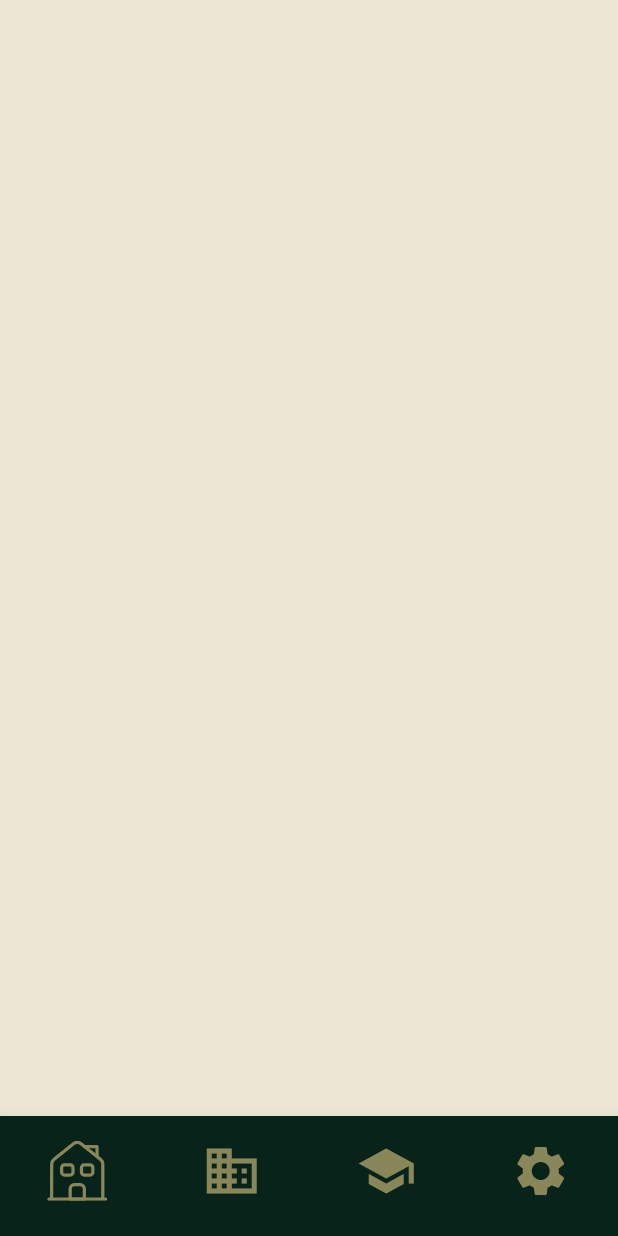
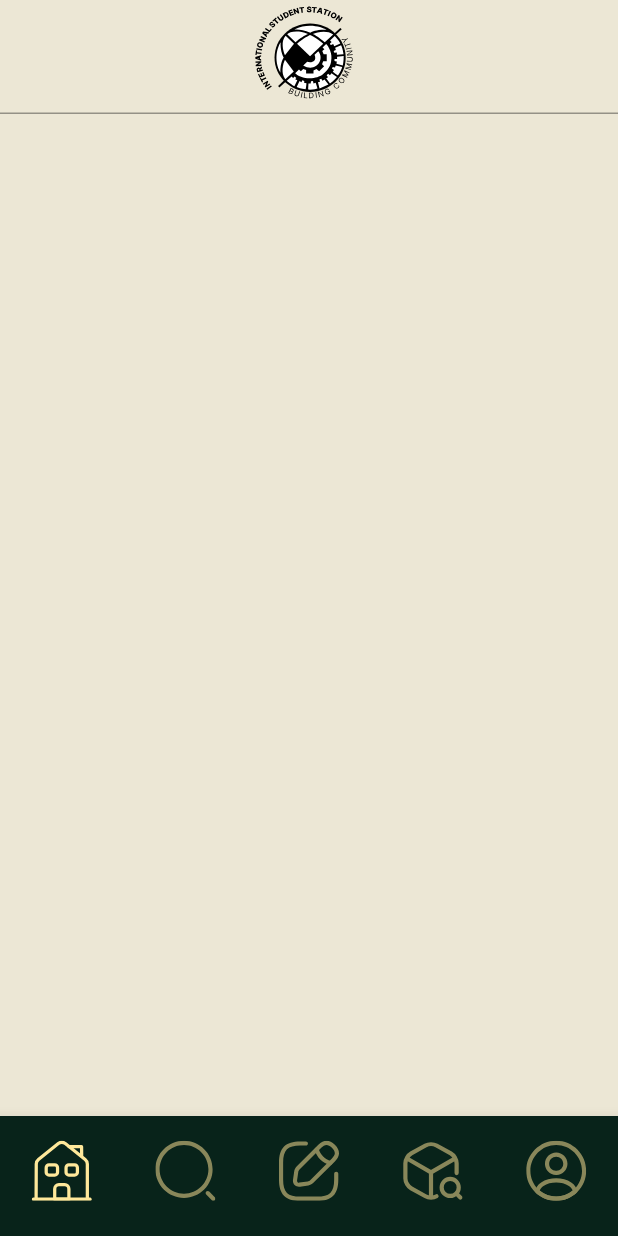
Before and after one commit to Name-ISS-for-the-lowest/mainproject, a Flutter app: the ForumPage screen opened directly, on a phone screen of 412 x 824 dp. Run offline on Flutter 3.47's test engine with Material 2 defaults, Android fonts, the phone set to English and light mode, and no system bars; our stand-ins replace flutter_svg.

Commit message:
Added the bar thing at the top

```diff
--- a/frontend/lib/views/ForumPage.dart
+++ b/frontend/lib/views/ForumPage.dart
@@ -9,15 +9,35 @@ class ForumPage extends StatefulWidget {
 }
 
 class _ForumPageState extends State<ForumPage> {
+  int selectedIndex = 0;
+  void onItemTapped(int index) {
+    setState(() {
+      selectedIndex = index;
+    });
+  }
+
   @override
   Widget build(BuildContext context) {
     return Scaffold(
         backgroundColor: Color(0xffece7d5),
+        body: Column(
+          children: [
+            SizedBox(
+              height: 75,
+              width: 75,
+              child: SvgPicture.asset("assets/iss-small.svg"),
+            ),
+            Container(
+              height: 1.0, // Set the desired height of the line
+              color: Color(0x5f000000),
+              margin: EdgeInsets.symmetric(vertical: 0),
+            ),
+          ],
+        ),
         bottomNavigationBar: SizedBox(
           height: 80,
           child: BottomNavigationBar(
               backgroundColor: Color(0xff08231A),
-            iconSize: 40,
               type: BottomNavigationBarType.fixed,
               showSelectedLabels: false,
               showUnselectedLabels: false,
@@ -28,27 +48,77 @@ class _ForumPageState extends State<ForumPage> {
                   icon: Container(
                     width: 40,
                     height: 40,
-                  child: SvgPicture.asset('assets/icon-home.svg'),
+                    child: SvgPicture.asset('assets/icon-home.svg',
+                        color: Color(0xff89875A)),
+                  ),
+                  activeIcon: Container(
+                    width: 40,
+                    height: 40,
+                    child: SvgPicture.asset('assets/icon-home.svg',
+                        color: Color(0xffFFE89A)),
                   ),
                   label: '',
                 ),
                 BottomNavigationBarItem(
-                icon: Icon(Icons.business),
+                  icon: Container(
+                    width: 40,
+                    height: 40,
+                    child: SvgPicture.asset('assets/icon-search.svg'),
+                  ),
+                  activeIcon: Container(
+                    width: 40,
+                    height: 40,
+                    child: SvgPicture.asset('assets/icon-search.svg',
+                        color: Color(0xffFFE89A)),
+                  ),
                   label: '',
-                backgroundColor: Color(0xff08231A),
                 ),
                 BottomNavigationBarItem(
-                icon: Icon(Icons.school),
+                  icon: Container(
+                    width: 40,
+                    height: 40,
+                    child: SvgPicture.asset('assets/icon-createpost.svg'),
+                  ),
+                  activeIcon: Container(
+                    width: 40,
+                    height: 40,
+                    child: SvgPicture.asset('assets/icon-createpost.svg',
+                        color: Color(0xffFFE89A)),
+                  ),
                   label: '',
-                backgroundColor: Color(0xff08231A),
                 ),
                 BottomNavigationBarItem(
-                icon: Icon(Icons.settings),
+                  icon: Container(
+                    width: 40,
+                    height: 40,
+                    child: SvgPicture.asset('assets/icon-resources.svg',
+                        color: Color(0xff89875A)),
+                  ),
+                  activeIcon: Container(
+                    width: 40,
+                    height: 40,
+                    child: SvgPicture.asset('assets/icon-resources.svg',
+                        color: Color(0xffFFE89A)),
+                  ),
                   label: '',
-                backgroundColor: Color(0xff08231A),
+                ),
+                BottomNavigationBarItem(
+                  icon: Container(
+                    width: 40,
+                    height: 40,
+                    child: SvgPicture.asset('assets/icon-profile.svg'),
+                  ),
+                  activeIcon: Container(
+                    width: 40,
+                    height: 40,
+                    child: SvgPicture.asset('assets/icon-profile.svg',
+                        color: Color(0xffFFE89A)),
+                  ),
+                  label: '',
                 ),
               ],
-          ),
+              onTap: onItemTapped,
+              currentIndex: selectedIndex),
         ));
   }
 }
```
Also changed, not shown: frontend/assets/iss-small.svg (added). Lines whose indentation alone changed are shown as unchanged.
